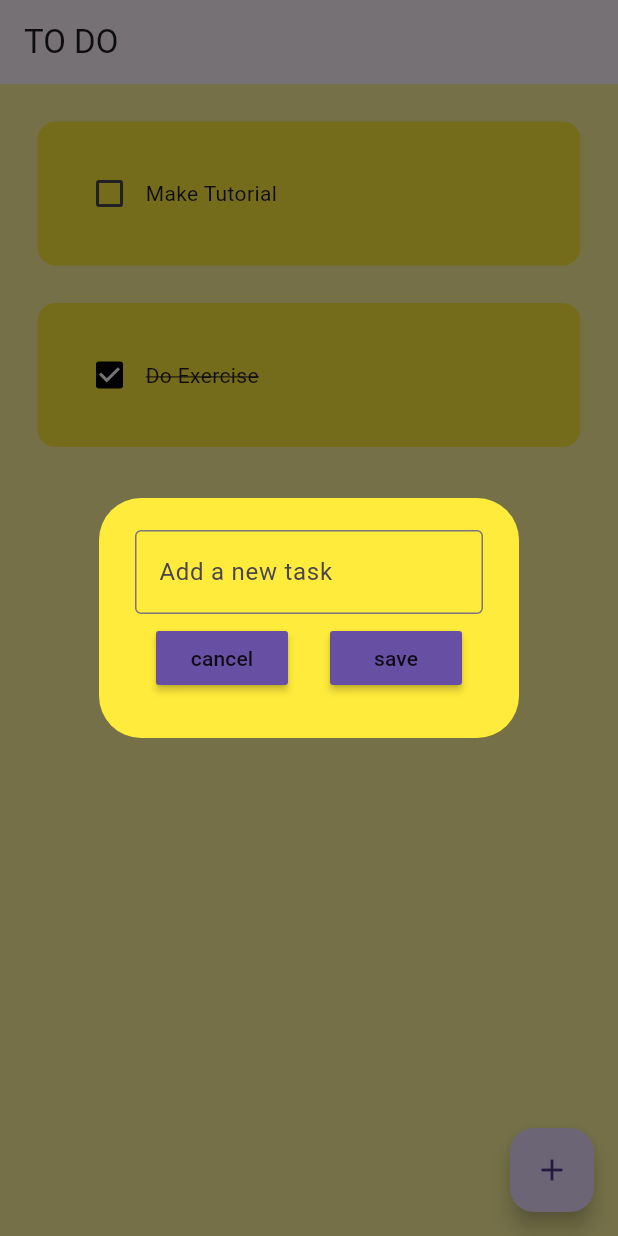
After one commit to jonik2909/To-Do-Flutter, a Flutter app: the screen it shows after launch, after a tap on the "add" icon, on a phone screen of 412 x 824 dp. The commit adds this screen. Run offline on Flutter 3.47's test engine with Material 3 defaults, Android fonts, the phone set to English and light mode, and no system bars.

Commit message:
feat: develop dialog box view

```diff
--- a/lib/pages/home_page.dart
+++ b/lib/pages/home_page.dart
@@ -1,4 +1,5 @@
 import 'package:flutter/material.dart';
+import 'package:todo/util/dialog_box.dart';
 import 'package:todo/util/todo_tile.dart';
 
 class HomePage extends StatefulWidget {
@@ -20,6 +21,15 @@ class _HomePageState extends State<HomePage> {
     });
   }
 
+  void createNewTask() {
+    showDialog(
+      context: context,
+      builder: (context) {
+        return DialogBox();
+      },
+    );
+  }
+
   @override
   Widget build(BuildContext context) {
     return Scaffold(
@@ -27,6 +37,10 @@ class _HomePageState extends State<HomePage> {
       appBar: AppBar(
         title: Text("TO DO"),
         elevation: 0,
+      ),
+      floatingActionButton: FloatingActionButton(
+        onPressed: createNewTask,
+        child: Icon(Icons.add),
       ),
       body: ListView.builder(
         itemCount: todoList.length,
--- /dev/null
+++ b/lib/util/dialog_box.dart
@@ -0,0 +1,44 @@
+// ignore_for_file: prefer_const_constructors, prefer_const_literals_to_create_immutables
+
+import 'package:flutter/material.dart';
+import 'package:todo/util/my_button.dart';
+
+class DialogBox extends StatelessWidget {
+  const DialogBox({super.key});
+
+  @override
+  Widget build(BuildContext context) {
+    return AlertDialog(
+      backgroundColor: Colors.yellow,
+      content: Container(
+        height: 120,
+        child: Column(
+          mainAxisAlignment: MainAxisAlignment.spaceEvenly,
+          children: [
+            TextField(
+              decoration: InputDecoration(
+                border: OutlineInputBorder(),
+                hintText: "Add a new task",
+              ),
+            ),
+
+            // buttons => save + cancel
+            Row(
+              mainAxisAlignment: MainAxisAlignment.spaceAround,
+              children: [
+                MyButton(
+                  text: "cancel",
+                  onPressed: () {},
+                ),
+                MyButton(
+                  text: "save",
+                  onPressed: () {},
+                ),
+              ],
+            )
+          ],
+        ),
+      ),
+    );
+  }
+}
--- /dev/null
+++ b/lib/util/my_button.dart
@@ -0,0 +1,17 @@
+import 'package:flutter/material.dart';
+
+class MyButton extends StatelessWidget {
+  final String text;
+  VoidCallback onPressed;
+
+  MyButton({super.key, required this.text, required this.onPressed});
+
+  @override
+  Widget build(BuildContext context) {
+    return MaterialButton(
+      onPressed: onPressed,
+      color: Theme.of(context).primaryColor,
+      child: Text(text),
+    );
+  }
+}
```
